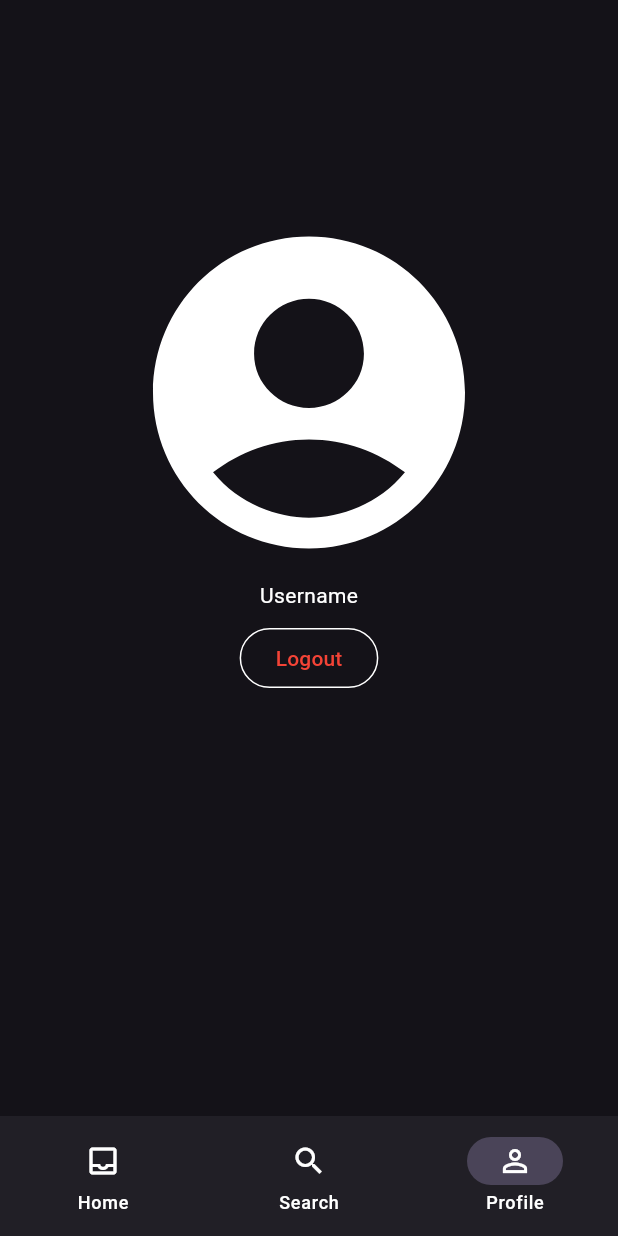
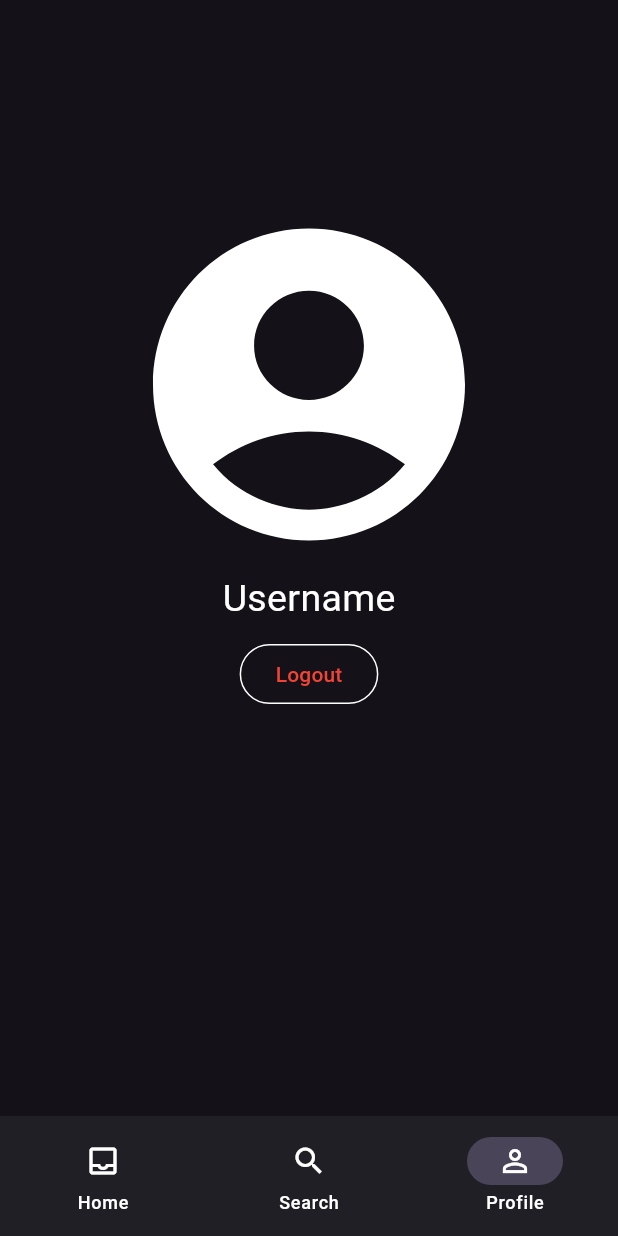
Before and after one commit to f-uni/TEDxComments, a Flutter app: the ProfilePage screen opened directly, on a phone screen of 412 x 824 dp. Run offline on Flutter 3.47's test engine with Material 3 defaults, Android fonts, the light colour scheme and no system bars.

Commit message:
Cambiamento dimensione Username nella pagina Profile

```diff
--- a/tedxcomments_app/lib/pages/profile_page.dart
+++ b/tedxcomments_app/lib/pages/profile_page.dart
@@ -38,14 +38,18 @@ class _ProfilePageState extends State<ProfilePage> {
                     Icons.account_circle_rounded,
                     size: 250,
                   )),
-          SizedBox(
-            child: Text("Username"),
+              const SizedBox(
+                child: Text(
+                  "Username",
+                  style: TextStyle(fontSize: 25),
+                ),
               ),
               Padding(
                 padding: const EdgeInsets.all(8.0),
                 child: OutlinedButton(
                   onPressed: () {},
-              child: const Text("Logout", style: TextStyle(color: Colors.red)),
+                  child:
+                      const Text("Logout", style: TextStyle(color: Colors.red)),
                 ),
               ),
               const Spacer(
```
Lines whose indentation alone changed are shown as unchanged.
